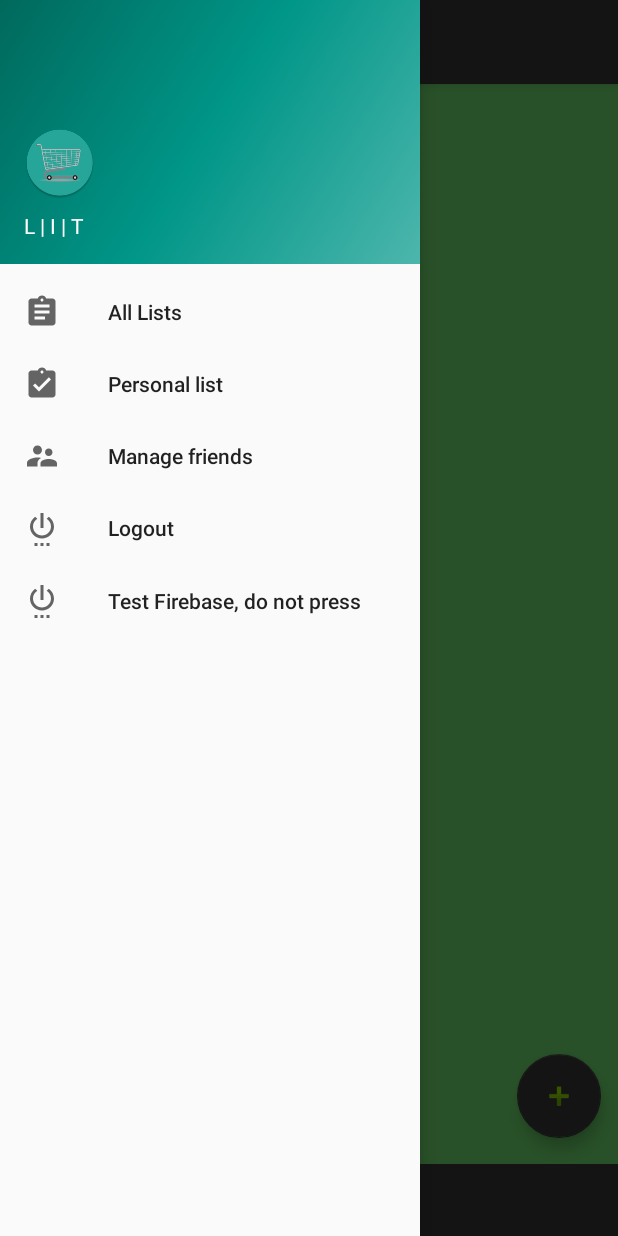
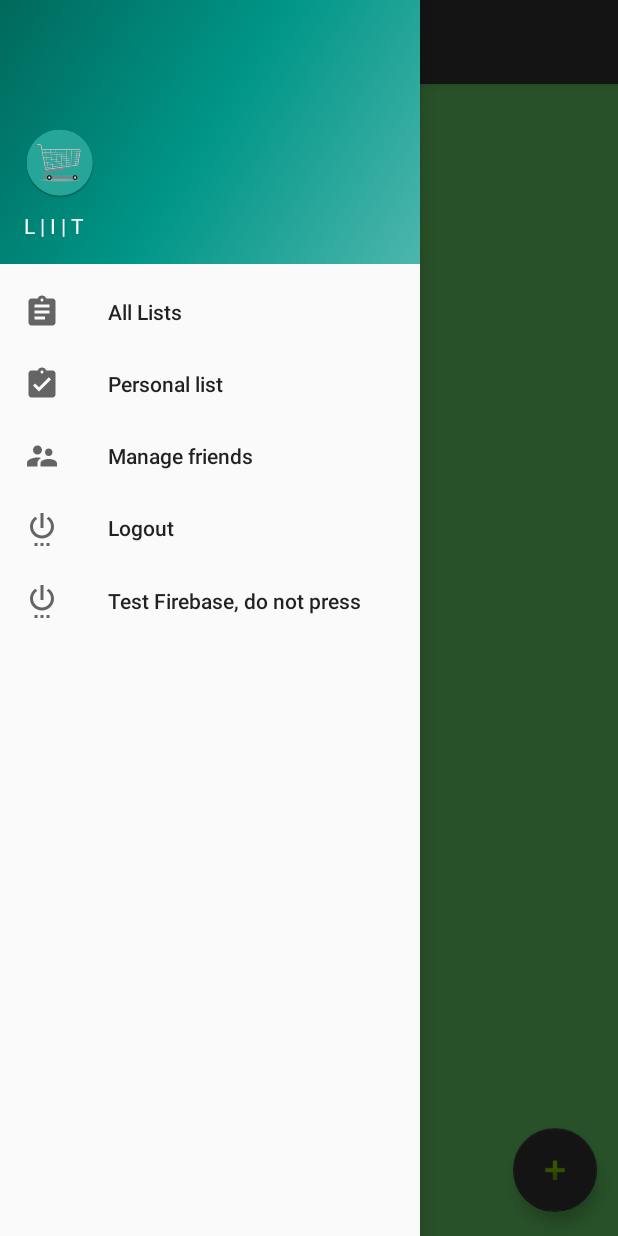
Before and after one commit to fermentedfly/xp_team10, an Android app: the fragment ListViewFragment placed in its activity, with the side drawer open, on a phone screen of 412 x 824 dp. Run offline under Robolectric (Android 15) with nearby library versions, the phone set to English and light mode, and no system bars; our stand-ins replace Firebase (no records; nobody signed in at launch, a user with empty details on screens opened directly); 2 statements that could not run were skipped.

Commit message:
[HF,MK] fixed some errors

```diff
--- a/app/src/main/res/layout/fragment_list_view.xml
+++ b/app/src/main/res/layout/fragment_list_view.xml
@@ -13,8 +13,8 @@
         android:layout_height="wrap_content"
         android:layout_alignParentBottom="true"
         android:layout_alignParentEnd="true"
-        android:layout_marginBottom="65dp"
-        android:layout_marginEnd="11dp"
+        android:layout_marginBottom="16dp"
+        android:layout_marginEnd="14dp"
         android:clickable="true"
         android:src="@android:drawable/ic_input_add"
         app:backgroundTint="@color/colorPrimary" />
@@ -81,7 +81,7 @@
         <ListView
             android:id="@+id/item_list_view"
             android:layout_width="match_parent"
-            android:layout_height="428dp"
+            android:layout_height="match_parent"
             android:layout_alignParentStart="true"
             android:layout_alignParentTop="true" />
         <!--android:layout_marginTop="83dp"-->
@@ -115,14 +115,6 @@
             android:textColor="@color/colorWhite"
             android:visibility="gone" />
 
-        <Button
-            android:id="@+id/goShoppingButton"
-            android:layout_width="wrap_content"
-            android:layout_height="wrap_content"
-            android:layout_weight="1"
-            android:background="@color/colorPrimary"
-            android:text="Go Shopping"
-            android:textColor="@color/colorWhite" />
     </LinearLayout>
 
 </RelativeLayout>
--- a/app/src/main/res/layout/shopping_list_item.xml
+++ b/app/src/main/res/layout/shopping_list_item.xml
@@ -28,7 +28,8 @@
         android:layout_marginStart="51dp"
         android:hint="Name"
         android:textColor="#000000"
-        android:textSize="18sp" />
+        android:textSize="18sp"
+        android:longClickable="true" />
 
     <EditText
         android:id="@+id/shopping_list_item_category"
```
Also changed, not shown: app/src/main/java/at/tugraz/xp10/adapter/ShoppingListItemListAdapter.java (+7 -2 lines), app/src/main/java/at/tugraz/xp10/fragments/ListViewFragment.java (+24 -27 lines).
